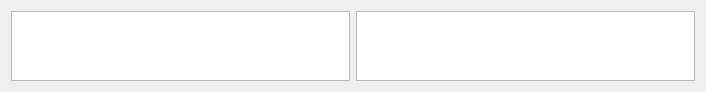
The window that src/adplugins/qtwidgets/peakmethodform.ui (qtplatz/qtplatz) describes before a commit, drawn with Qt 5.
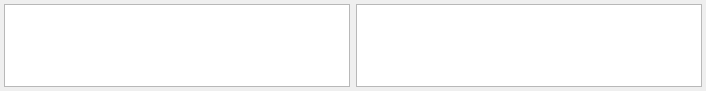
The same window after the commit.

Commit message: mass calibration ui (table editing) improved

```diff
--- a/src/adplugins/qtwidgets/peakmethodform.ui
+++ b/src/adplugins/qtwidgets/peakmethodform.ui
@@ -16,17 +16,48 @@
     <verstretch>0</verstretch>
    </sizepolicy>
   </property>
+  <property name="font">
+   <font>
+    <family>Calibri</family>
+   </font>
+  </property>
   <property name="windowTitle">
    <string>Form</string>
   </property>
   <layout class="QHBoxLayout" name="horizontalLayout_2">
+   <property name="leftMargin">
+    <number>4</number>
+   </property>
+   <property name="topMargin">
+    <number>4</number>
+   </property>
+   <property name="rightMargin">
+    <number>4</number>
+   </property>
+   <property name="bottomMargin">
+    <number>4</number>
+   </property>
    <item>
     <layout class="QHBoxLayout" name="horizontalLayout">
      <item>
-      <widget class="QTreeView" name="treeView"/>
+      <widget class="QTableView" name="globalEvents">
+       <property name="font">
+        <font>
+         <family>Calibri</family>
+         <pointsize>8</pointsize>
+        </font>
+       </property>
+      </widget>
      </item>
      <item>
-      <widget class="QTableWidget" name="tableWidget"/>
+      <widget class="QTableView" name="timeEvents">
+       <property name="font">
+        <font>
+         <family>Calibri</family>
+         <pointsize>8</pointsize>
+        </font>
+       </property>
+      </widget>
      </item>
     </layout>
    </item>
```
The commit also changes 13 other files.
